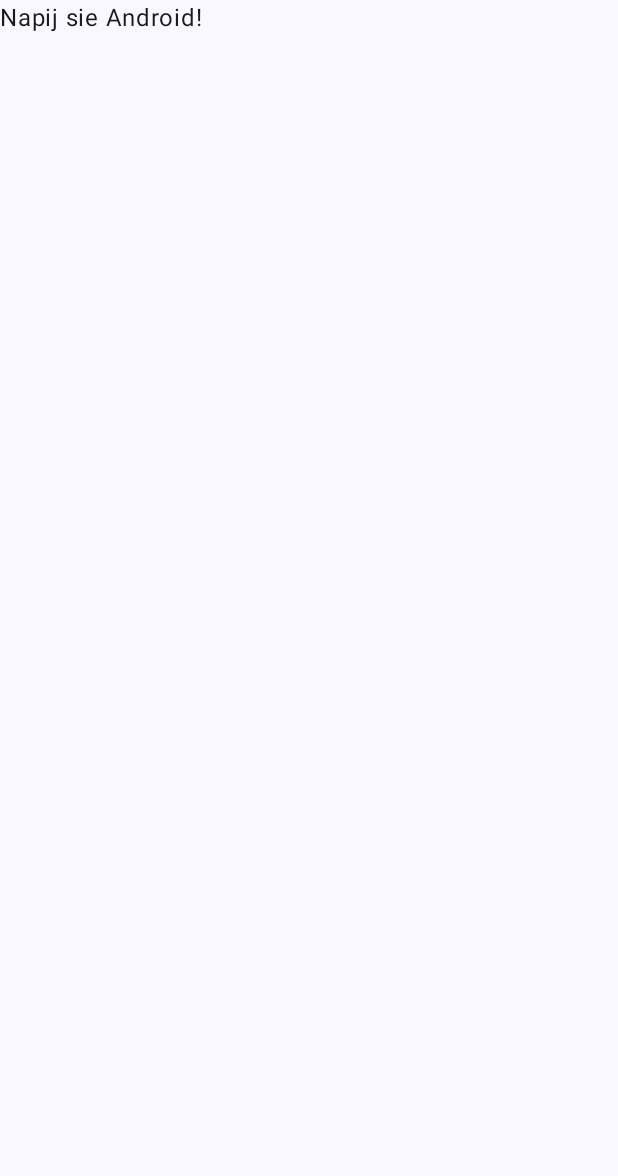
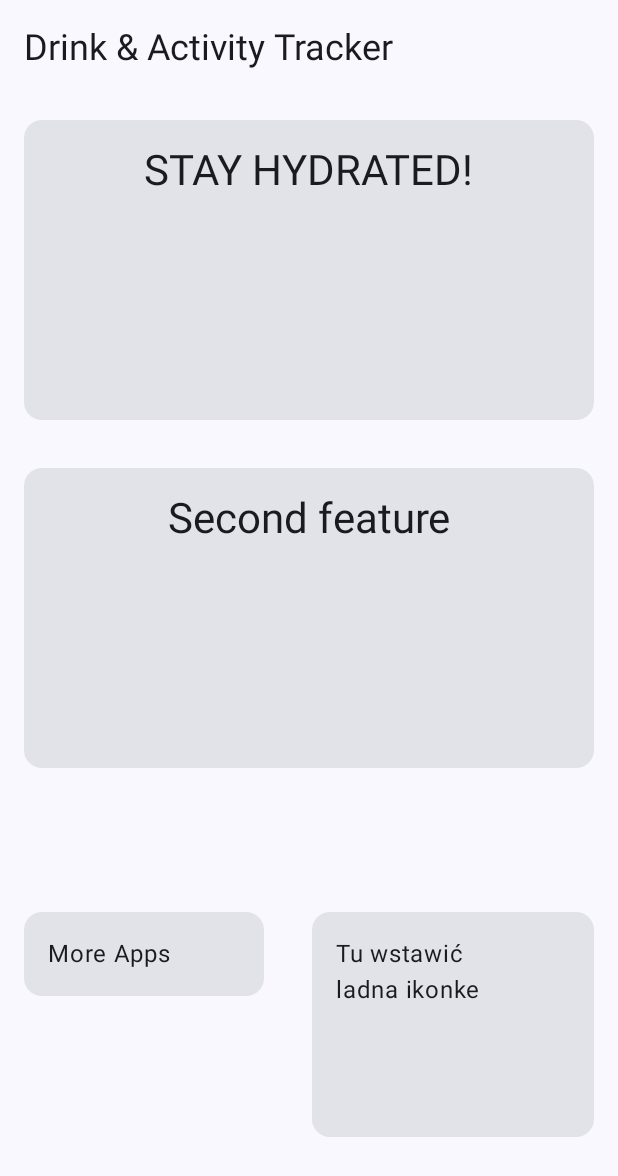
Before and after one commit to jlibleft/Water_drinkning, an Android app built with Jetpack Compose: the screen it shows after launch (MainActivity), on a phone screen of 412 x 824 dp. Before the commit the part shown is almost empty. Shown: the top 1176 px of the screen. Run offline under Robolectric (Android 15) with nearby library versions, the phone set to English and light mode, and no system bars.

Commit message:
home_screen przeniesiony do main activity

```diff
--- a/app/src/main/java/com/example/water_drinking/MainActivity.kt
+++ b/app/src/main/java/com/example/water_drinking/MainActivity.kt
@@ -1,5 +1,6 @@
 package com.example.water_drinking
 
+import android.annotation.SuppressLint
 import android.os.Bundle
 import androidx.activity.ComponentActivity
 import androidx.activity.compose.setContent
@@ -12,36 +13,125 @@
 import androidx.compose.ui.Modifier
 import androidx.compose.ui.tooling.preview.Preview
 import com.example.water_drinking.ui.theme.Water_drinkingTheme
+import androidx.compose.foundation.layout.Box
+import androidx.compose.foundation.layout.Column
+import androidx.compose.foundation.layout.Row
+import androidx.compose.foundation.layout.fillMaxWidth
+import androidx.compose.foundation.layout.height
+import androidx.compose.foundation.layout.offset
+import androidx.compose.foundation.layout.width
+import androidx.compose.material3.Card
+import androidx.compose.material3.ExperimentalMaterial3Api
+import androidx.compose.material3.MaterialTheme
+import androidx.compose.material3.TopAppBar
+import androidx.compose.ui.Alignment
+import androidx.compose.ui.unit.dp
+
 
 class MainActivity : ComponentActivity() {
+    @SuppressLint("UnusedMaterial3ScaffoldPaddingParameter")
     override fun onCreate(savedInstanceState: Bundle?) {
         super.onCreate(savedInstanceState)
         enableEdgeToEdge()
         setContent {
             Water_drinkingTheme {
-                Scaffold(modifier = Modifier.fillMaxSize()) { innerPadding ->
-                    Greeting(
-                        name = "Android",
-                        modifier = Modifier.padding(innerPadding)
-                    )
+                Scaffold(modifier = Modifier.fillMaxSize()) {
+                    HomeScreen()
                 }
             }
         }
     }
 }
 
+
+@OptIn(ExperimentalMaterial3Api::class)
 @Composable
-fun Greeting(name: String, modifier: Modifier = Modifier) {
-    Text(
-        text = "Napij sie $name!",
-        modifier = modifier
-    )
+fun HomeScreen (){
+    Scaffold(topBar = {
+        TopAppBar(title = { Text("Drink & Activity Tracker",
+            modifier =  Modifier,
+            style = MaterialTheme.typography.headlineSmall,
+        )
+        })
+    })
+    { innerPadding ->
+        Column(
+            horizontalAlignment = Alignment.CenterHorizontally,
+            modifier = Modifier.padding(innerPadding)){
+            Card(
+                modifier = Modifier
+                    .padding(16.dp)
+                    .height(200.dp)
+                    .fillMaxWidth(),
+            ){
+                Box(modifier = Modifier.fillMaxSize(),
+                    contentAlignment = Alignment.TopCenter){
+
+                    Text("STAY HYDRATED!",
+                        modifier =  Modifier
+                            .padding(16.dp),
+                        style = MaterialTheme.typography.headlineMedium)}
+
+            }
+
+            Card(
+                modifier = Modifier
+                    .padding(16.dp)
+                    .height(200.dp)
+                    .fillMaxWidth(),
+            ) {
+                Box(modifier = Modifier.fillMaxSize(),
+                    contentAlignment = Alignment.TopCenter){
+
+                    Text("Second feature",
+                        modifier =  Modifier
+                            .padding(16.dp),
+                        style = MaterialTheme.typography.headlineMedium)}
+            }
+
+            Row(modifier = Modifier.padding(innerPadding)) {
+                Card(
+                    modifier = Modifier
+                        .padding(16.dp)
+                        .height(56.dp)
+                        .width(160.dp),
+
+                    ) {
+                    Box(modifier = Modifier
+                        .fillMaxWidth(),
+                    ) {
+                        Text("More Apps", modifier =  Modifier.padding(16.dp))
+                    }
+                }
+                Card(
+                    modifier = Modifier
+                        .padding(16.dp)
+                        .height(150.dp)
+                        .fillMaxWidth(),
+                ) {
+                    Box(modifier = Modifier
+                        .fillMaxWidth(),
+                    ) {
+                        Text("Tu wstawić\nladna ikonke", modifier =  Modifier.padding(16.dp))
+                    }
+                }
+
+            }
+            Text("App created by JEJ Studio",
+                modifier = Modifier
+                    .offset(x = 110.dp, y = 280.dp)
+                    .padding(8.dp),
+                style = MaterialTheme.typography.labelSmall
+            )
+        }
+
+    }
 }
 
 @Preview(showBackground = true)
 @Composable
-fun GreetingPreview() {
+fun HomeScreenPreview() {
     Water_drinkingTheme {
-        Greeting("Android")
+        HomeScreen()
     }
 }
```
Also changed, not shown: app/src/main/java/com/example/water_drinking/ui/screens/HomeScreen.kt (deleted, +0 -116 lines), app/src/main/java/com/example/water_drinking/ui/screens/WaterScreen.kt (+1 -7 lines).
